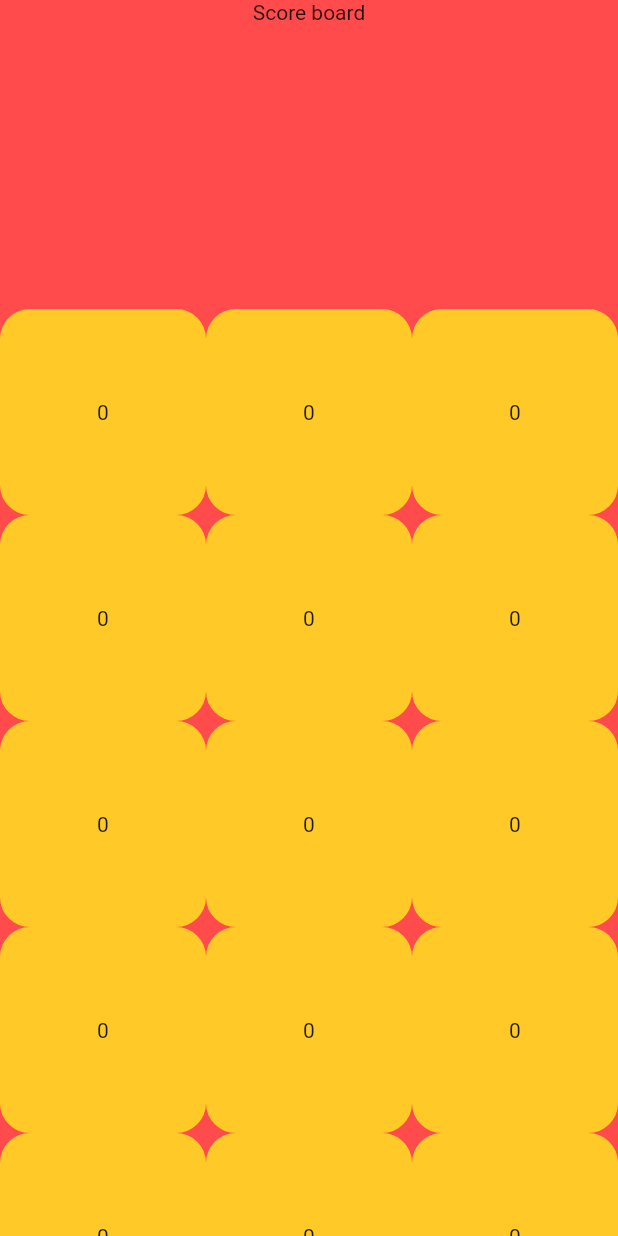
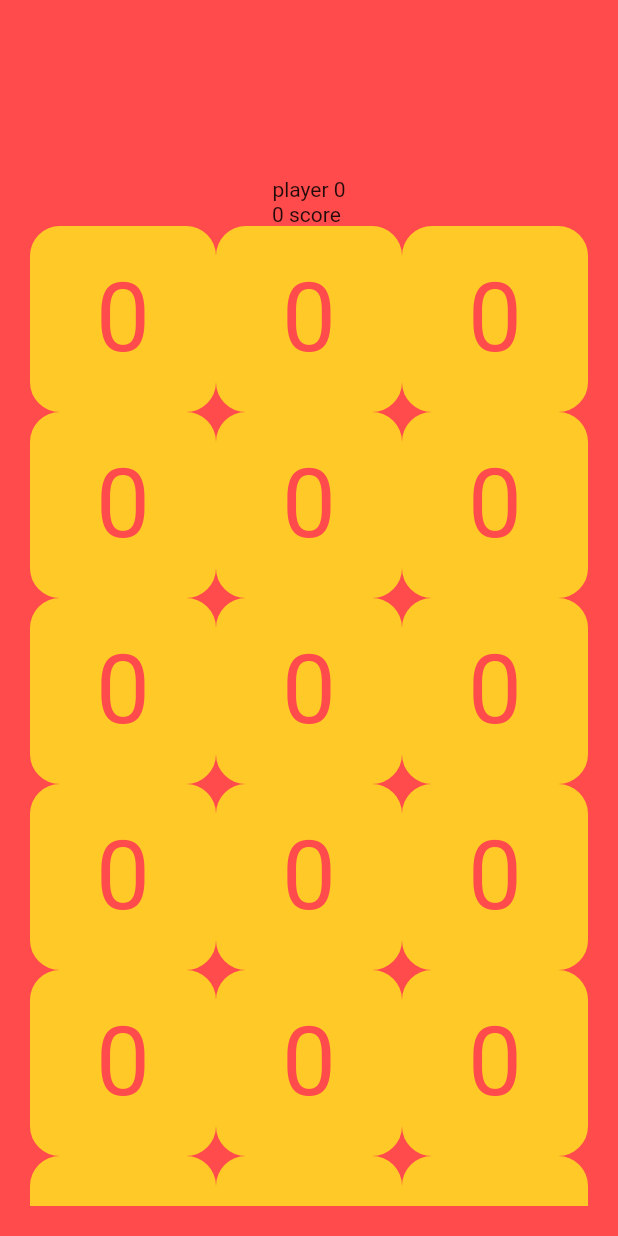
Before and after one commit to NazirAlt/tic_tac, a Flutter app: the screen it shows after launch, on a phone screen of 412 x 824 dp. Run offline on Flutter 3.47's test engine with Material 2 defaults, Android fonts, the phone set to English and light mode, and no system bars; our stand-ins replace google_fonts; Roboto replaces fonts that are missing (Coiny).

Commit message:
game not end

```diff
--- a/lib/main.dart
+++ b/lib/main.dart
@@ -11,6 +11,7 @@ class MyApp extends StatelessWidget {
   @override
   Widget build(BuildContext context) {
     return MaterialApp(
+      debugShowCheckedModeBanner: false,
       title: 'Flutter Demo',
       theme: ThemeData(
         primarySwatch: Colors.blue,
--- a/lib/screens/game.dart
+++ b/lib/screens/game.dart
@@ -13,7 +13,7 @@ class Game extends StatefulWidget {
 
 class _GameState extends State<Game> {
   static var customFontWhite = GoogleFonts.coiny(
-    textStyle: TextStyle(
+    tetStyle: TextStyle(
       color: Colors.white,
       letterSpacing: 3,
       fontSize: 28,
@@ -23,13 +23,37 @@ class _GameState extends State<Game> {
   Widget build(BuildContext context) {
     return Scaffold(
       backgroundColor: MainColor.primaryColor,
-      body: Column(children: [
+      body: Padding(
+        padding: const EdgeInsets.all(20),
+        child: Column(children: [
           Expanded(
             flex: 1,
-          child: Text('Score board'),
+            child: Container(
+              child: Row(
+                mainAxisAlignment: MainAxisAlignment.center,
+                children: [
+                  Column(
+                    mainAxisAlignment: MainAxisAlignment.end,
+                    children: [
+                      Text(
+                        'player 0',
+                        style: customFontWhite,
+                      ),
+                      Text(
+                        '0 score ',
+                        style: customFontWhite,
+                      ),
+                    ],
+                  ),
+                  const SizedBox(
+                    height: 20,
+                  ),
+                ],
+              ),
+            ),
           ),
           Expanded(
-          flex: 3,
+            flex: 5,
             child: GridView.builder(
                 gridDelegate: SliverGridDelegateWithFixedCrossAxisCount(
                   crossAxisCount: 3,
@@ -47,13 +71,19 @@ class _GameState extends State<Game> {
                         color: MainColor.secondaryColor,
                       ),
                       child: Center(
-                      child: Text('0'),
+                        child: Text(
+                          '0',
+                          style: GoogleFonts.coiny(
+                              textStyle: TextStyle(
+                                  fontSize: 64, color: MainColor.primaryColor)),
+                        ),
                       ),
                     ),
                   );
                 }),
           ),
         ]),
+      ),
     );
   }
 }
```
Lines whose indentation alone changed are shown as unchanged.
